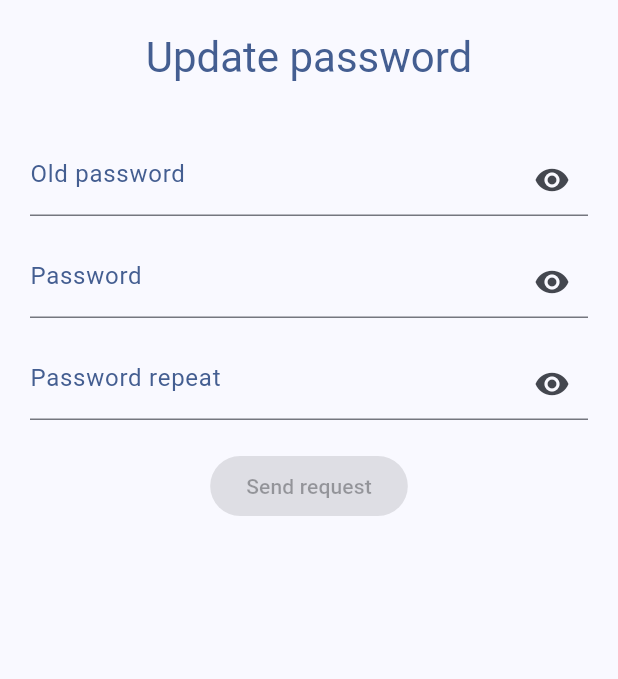
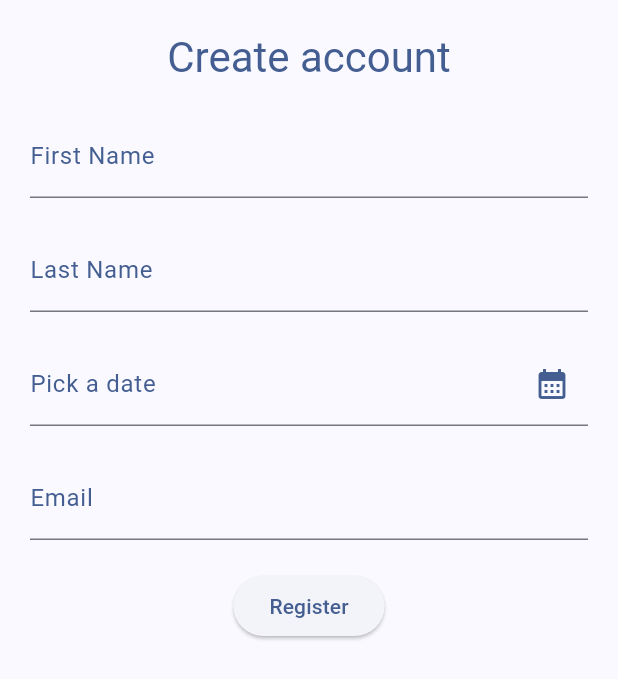
Before and after one commit to DimaIpatii/my_note_flutter_app, a Flutter app: the screen it shows after launch, on a phone screen of 412 x 824 dp. Shown: the top 679 px of the screen. Run offline on Flutter 3.47's test engine with Material 3 defaults, Android fonts, the phone set to English and light mode, and no system bars.

Commit message:
Create accout screen development

```diff
--- a/lib/main.dart
+++ b/lib/main.dart
@@ -1,9 +1,16 @@
 import 'dart:async';
 
 import 'package:flutter/material.dart';
+import 'package:intl/intl.dart';
 import 'package:my_note/model/manage_password_screen_option.dart';
 import 'package:my_note/screens/manage_password_screen_view.dart';
+import 'package:my_note/views/inputs/date_picker_view.dart';
+import 'package:my_note/views/inputs/email_text_field_view.dart';
 import 'package:my_note/views/inputs/password_field_view.dart';
+import 'package:my_note/views/inputs/text_field_view.dart';
+import 'package:my_note/views/screen_scaffold_wrapper.dart';
+import 'package:my_note/views/titles/section_title_view.dart';
+import 'screens/create_account_screen.dart';
 import 'screens/forgot_password_scrren_view.dart';
 
 void main() {
@@ -22,9 +29,7 @@ class MyApp extends StatelessWidget {
         colorScheme: ColorScheme.fromSeed(seedColor: Colors.blueAccent),
         useMaterial3: true,
       ),
-      home: const ManagePasswordScreenView(
-        type: ManagePasswordScreenOption.update,
-      ),
+      home: const CreateAccountScreenView(),
     );
   }
 }
--- /dev/null
+++ b/lib/screens/create_account_screen.dart
@@ -0,0 +1,22 @@
+import "package:flutter/material.dart";
+
+import "../views/forms/create_account_view.dart";
+import "../views/screen_scaffold_wrapper.dart";
+import "../views/titles/section_title_view.dart";
+
+class CreateAccountScreenView extends StatelessWidget {
+  const CreateAccountScreenView({super.key});
+
+  @override
+  Widget build(BuildContext context) {
+    return const ScreenScaffoldWrapper(
+      children: [
+        SectionTitleView(text: "Create account"),
+        SizedBox(
+          height: 20,
+        ),
+        CreateAccountFormView()
+      ],
+    );
+  }
+}
--- a/lib/screens/manage_password_screen_view.dart
+++ b/lib/screens/manage_password_screen_view.dart
@@ -1,7 +1,9 @@
 import "package:flutter/material.dart";
+import "package:my_note/views/screen_scaffold_wrapper.dart";
 
 import "../model/manage_password_screen_option.dart";
 import "../views/forms/manage_password_form_view.dart";
+import "../views/titles/section_title_view.dart";
 
 class ManagePasswordScreenView extends StatelessWidget {
   final ManagePasswordScreenOption type;
@@ -10,31 +12,17 @@ class ManagePasswordScreenView extends StatelessWidget {
 
   @override
   Widget build(BuildContext context) {
-    return Scaffold(
-      body: Padding(
-        padding: const EdgeInsets.all(20),
-        child: Center(
-          child: Column(
-            children: [
-              Text(
-                type == ManagePasswordScreenOption.create
+    return ScreenScaffoldWrapper(children: [
+      SectionTitleView(
+          text: type == ManagePasswordScreenOption.create
               ? "Create new password"
-                    : "Update password",
-                //style: Theme.of(context).textTheme.headlineMedium,
-                style: Theme.of(context).textTheme.headlineMedium?.copyWith(
-                      color: Theme.of(context).colorScheme.primary,
-                    ),
-              ),
+              : "Update password"),
       const SizedBox(
         height: 20,
       ),
       ManagePasswordFormView(
         type: type,
       )
-            ],
-          ),
-        ),
-      ),
-    );
+    ]);
   }
 }
--- /dev/null
+++ b/lib/views/forms/create_account_view.dart
@@ -0,0 +1,92 @@
+import "package:flutter/material.dart";
+
+import "../inputs/date_picker_view.dart";
+import "../inputs/email_text_field_view.dart";
+import "../inputs/text_field_view.dart";
+
+class CreateAccountFormView extends StatefulWidget {
+  const CreateAccountFormView({super.key});
+
+  @override
+  State<CreateAccountFormView> createState() => _CreateAccountFormView();
+}
+
+class _CreateAccountFormView extends State<CreateAccountFormView> {
+  final GlobalKey<FormState> _formStateKey = GlobalKey<FormState>();
+  final TextEditingController _firstNameController = TextEditingController();
+  final TextEditingController _lastNameController = TextEditingController();
+  final TextEditingController _emailController = TextEditingController();
+  DateTime? _dateOfBirth;
+
+  @override
+  void dispose() {
+    _firstNameController.clear();
+    _lastNameController.clear();
+    _emailController.clear();
+    _dateOfBirth = null;
+
+    super.dispose();
+  }
+
+  @override
+  Widget build(BuildContext context) {
+    return Form(
+        key: _formStateKey,
+        child: Column(
+          children: [
+            TextFieldView(
+              inputController: _firstNameController,
+              isRequired: true,
+              autovalidateMode: AutovalidateMode.onUnfocus,
+              labelText: "First Name",
+              errorMessage: "Is required",
+            ),
+            const SizedBox(
+              height: 20,
+            ),
+            TextFieldView(
+              inputController: _lastNameController,
+              autovalidateMode: AutovalidateMode.onUnfocus,
+              isRequired: true,
+              labelText: "Last Name",
+              errorMessage: "Is required",
+            ),
+            const SizedBox(
+              height: 20,
+            ),
+            DatePickerView(
+              isRequired: true,
+              autovalidateMode: AutovalidateMode.onUserInteraction,
+              onPickDate: (date) {
+                setState(() {
+                  _dateOfBirth = date;
+                });
+              },
+            ),
+            const SizedBox(
+              height: 20,
+            ),
+            EmailTextFieldView(
+              emailController: _emailController,
+              isRequired: true,
+            ),
+            const SizedBox(
+              height: 20,
+            ),
+            Row(
+              mainAxisAlignment: MainAxisAlignment.center,
+              children: [
+                ElevatedButton(
+                  onPressed: () {
+                    if (_formStateKey.currentState?.validate() == true) {
+                      debugPrint("Send registration reques");
+                    }
+                  },
+                  child: const Text("Register"),
+                )
+              ],
+            ),
+          ],
+        ));
+  }
+}
--- a/lib/views/forms/manage_password_form_view.dart
+++ b/lib/views/forms/manage_password_form_view.dart
@@ -106,7 +106,7 @@ class _ManagePasswordFormView extends State<ManagePasswordFormView> {
           PasswordFieldView(
             passwordController: _oldPasswordController,
             isRequired: true,
-            hintText: "Old password",
+            labelText: "Old password",
             autovalidateMode: AutovalidateMode.onUserInteraction,
             validator: _oldPasswordValidator,
             onChanged: (value, isValid) {
@@ -119,7 +119,7 @@ class _ManagePasswordFormView extends State<ManagePasswordFormView> {
         PasswordFieldView(
           passwordController: _newPasswordController,
           isRequired: true,
-          hintText: "Password",
+          labelText: "Password",
           autovalidateMode: AutovalidateMode.onUserInteraction,
           validator: _newPasswordValidator,
           onChanged: (value, isValid) {
@@ -132,7 +132,7 @@ class _ManagePasswordFormView extends State<ManagePasswordFormView> {
         PasswordFieldView(
           passwordController: _newPasswordRepeatController,
           isRequired: true,
-          hintText: "Password repeat",
+          labelText: "Password repeat",
           autovalidateMode: AutovalidateMode.onUserInteraction,
           validator: _newPasswordRepeatValidator,
           onChanged: (value, isValid) {
--- /dev/null
+++ b/lib/views/inputs/date_picker_view.dart
@@ -0,0 +1,106 @@
+import "package:flutter/material.dart";
+import "package:intl/intl.dart";
+
+class DatePickerView extends StatefulWidget {
+  final DateTime? initialDate;
+  final DateTime? firstDate;
+  final bool isRequired;
+  final AutovalidateMode autovalidateMode;
+  final String labelText;
+  final Function(DateTime? date) onPickDate;
+
+  const DatePickerView({
+    super.key,
+    required this.onPickDate,
+    this.isRequired = false,
+    this.autovalidateMode = AutovalidateMode.onUnfocus,
+    this.initialDate,
+    this.firstDate,
+    this.labelText = "Pick a date",
+  });
+
+  @override
+  State<DatePickerView> createState() => _DatePickerView();
+}
+
+class _DatePickerView extends State<DatePickerView> {
+  final TextEditingController _dateController = TextEditingController();
+
+  @override
+  void initState() {
+    if (widget.initialDate != null) {
+      final DateTime date = widget.initialDate!;
+
+      setState(() {
+        _dateController.text = _formatDateToString(date);
+      });
+    }
+
+    super.initState();
+  }
+
+  @override
+  void dispose() {
+    _dateController.clear();
+
+    super.dispose();
+  }
+
+  String _formatDateToString(DateTime date) {
+    return DateFormat("dd/MM/yyyy").format(date);
+  }
+
+  String? _validator(String? value) {
+    if (widget.isRequired == false) {
+      return null;
+    }
+
+    if (value == null || value.isEmpty) {
+      return "Select date";
+    } else {
+      return null;
+    }
+  }
+
+  void _pickDate(BuildContext context) async {
+    DateTime? pickedDate = await showDatePicker(
+      context: context,
+      initialDate: DateTime.now(),
+      firstDate: widget.firstDate ?? DateTime(1970),
+      lastDate: DateTime(2101),
+    );
+
+    setState(() {
+      if (pickedDate != null) {
+        _dateController.text = _formatDateToString(pickedDate);
+      } else {
+        _dateController.text = "";
+      }
+    });
+
+    widget.onPickDate(pickedDate);
+  }
+
+  @override
+  Widget build(BuildContext context) {
+    return TextFormField(
+      controller: _dateController,
+      enableInteractiveSelection: false,
+      readOnly: true,
+      canRequestFocus: false,
+      textInputAction: TextInputAction.none,
+      autovalidateMode: widget.autovalidateMode,
+      validator: _validator,
+      onTap: () {
+        _pickDate(context);
+      },
+      decoration: InputDecoration(
+          labelText: widget.labelText,
+          labelStyle: TextStyle(color: Theme.of(context).colorScheme.primary),
+          suffixIcon: const Icon(
+            Icons.calendar_month,
+          ),
+          suffixIconColor: Theme.of(context).colorScheme.primary),
+    );
+  }
+}
--- a/lib/views/inputs/email_text_field_view.dart
+++ b/lib/views/inputs/email_text_field_view.dart
@@ -2,7 +2,7 @@ import "package:flutter/material.dart";
 
 class EmailTextFieldView extends StatelessWidget {
   final TextEditingController emailController;
-  final String hintText;
+  final String labelText;
   final bool isRequired;
   final AutovalidateMode? autovalidateMode;
   final Function(String value, bool isValid)? onChanged;
@@ -11,7 +11,7 @@ class EmailTextFieldView extends StatelessWidget {
   const EmailTextFieldView({
     super.key,
     required this.emailController,
-    this.hintText = "Email",
+    this.labelText = "Email",
     this.isRequired = false,
     this.autovalidateMode = AutovalidateMode.onUnfocus,
     this.onChanged,
@@ -52,8 +52,8 @@ class EmailTextFieldView extends StatelessWidget {
         }
       },
       decoration: InputDecoration(
-        hintText: hintText,
-        hintStyle: TextStyle(
+        labelText: labelText,
+        labelStyle: TextStyle(
           color: Theme.of(context).colorScheme.primary,
         ),
       ),
--- a/lib/views/inputs/password_field_view.dart
+++ b/lib/views/inputs/password_field_view.dart
@@ -2,7 +2,7 @@ import "package:flutter/material.dart";
 
 class PasswordFieldView extends StatefulWidget {
   final TextEditingController passwordController;
-  final String hintText;
+  final String labelText;
   final bool isRequired;
   final AutovalidateMode? autovalidateMode;
   final Function(String? value)? validator;
@@ -12,7 +12,7 @@ class PasswordFieldView extends StatefulWidget {
   const PasswordFieldView({
     super.key,
     required this.passwordController,
-    this.hintText = "Password",
+    this.labelText = "Password",
     this.isRequired = false,
     this.autovalidateMode = AutovalidateMode.onUnfocus,
     this.validator,
@@ -59,8 +59,8 @@ class _PasswordFieldView extends State<PasswordFieldView> {
           : AutovalidateMode.disabled,
       obscureText: _obscureText,
       decoration: InputDecoration(
-          hintText: widget.hintText,
-          hintStyle: TextStyle(
+          labelText: widget.labelText,
+          labelStyle: TextStyle(
             color: Theme.of(context).colorScheme.primary,
           ),
           suffixIcon: IconButton(
--- /dev/null
+++ b/lib/views/inputs/text_field_view.dart
@@ -0,0 +1,61 @@
+import "package:flutter/material.dart";
+
+class TextFieldView extends StatelessWidget {
+  final TextEditingController inputController;
+  final String labelText;
+  final String errorMessage;
+  final bool isRequired;
+  final AutovalidateMode? autovalidateMode;
+  final Function(String value, bool isValid)? onChanged;
+  final Function(String value, bool isValid)? onSubmitted;
+
+  const TextFieldView({
+    super.key,
+    required this.inputController,
+    this.labelText = "",
+    this.errorMessage = "Value is required",
+    this.isRequired = false,
+    this.autovalidateMode,
+    this.onChanged,
+    this.onSubmitted,
+  });
+
+  String? _fieldValidator(String? value) {
+    if (isRequired == false) {
+      return null;
+    }
+
+    if (value == null || value.isEmpty) {
+      return errorMessage;
+    } else {
+      return null;
+    }
+  }
+
+  @override
+  Widget build(BuildContext context) {
+    return TextFormField(
+      controller: inputController,
+      keyboardType: TextInputType.text,
+      decoration: InputDecoration(
+        labelText: labelText,
+        labelStyle: TextStyle(
+          color: Theme.of(context).colorScheme.primary,
+        ),
+      ),
+      autovalidateMode:
+          (isRequired == true) ? autovalidateMode : AutovalidateMode.disabled,
+      validator: _fieldValidator,
+      onChanged: (value) {
+        if (onChanged != null) {
+          onChanged!(value, _fieldValidator(value) != null);
+        }
+      },
+      onFieldSubmitted: (value) {
+        if (onSubmitted != null) {
+          onSubmitted!(value, _fieldValidator(value) != null);
+        }
+      },
+    );
+  }
+}
--- /dev/null
+++ b/lib/views/screen_scaffold_wrapper.dart
@@ -0,0 +1,21 @@
+import "package:flutter/material.dart";
+
+class ScreenScaffoldWrapper extends StatelessWidget {
+  final List<Widget> children;
+
+  const ScreenScaffoldWrapper({super.key, required this.children});
+
+  @override
+  Widget build(BuildContext context) {
+    return Scaffold(
+      body: Padding(
+        padding: const EdgeInsets.all(20),
+        child: Center(
+          child: Column(
+            children: children,
+          ),
+        ),
+      ),
+    );
+  }
+}
--- /dev/null
+++ b/lib/views/titles/section_title_view.dart
@@ -0,0 +1,17 @@
+import "package:flutter/material.dart";
+
+class SectionTitleView extends StatelessWidget {
+  final String text;
+
+  const SectionTitleView({super.key, required this.text});
+
+  @override
+  Widget build(BuildContext context) {
+    return Text(
+      text,
+      style: Theme.of(context).textTheme.headlineMedium?.copyWith(
+            color: Theme.of(context).colorScheme.primary,
+          ),
+    );
+  }
+}
--- a/pubspec.yaml
+++ b/pubspec.yaml
@@ -35,6 +35,7 @@ dependencies:
   # The following adds the Cupertino Icons font to your application.
   # Use with the CupertinoIcons class for iOS style icons.
   cupertino_icons: ^1.0.8
+  intl: ^0.20.0
 
 dev_dependencies:
   flutter_test:
```
Also changed, not shown: lib/screens/forgot_password_scrren_view.dart (+5 -18 lines), lib/screens/log_in_screen_view.dart (+6 -20 lines), lib/views/forms/log_in_form_view.dart (+7 -0 lines), pubspec.lock. Lines whose indentation alone changed are shown as unchanged.
